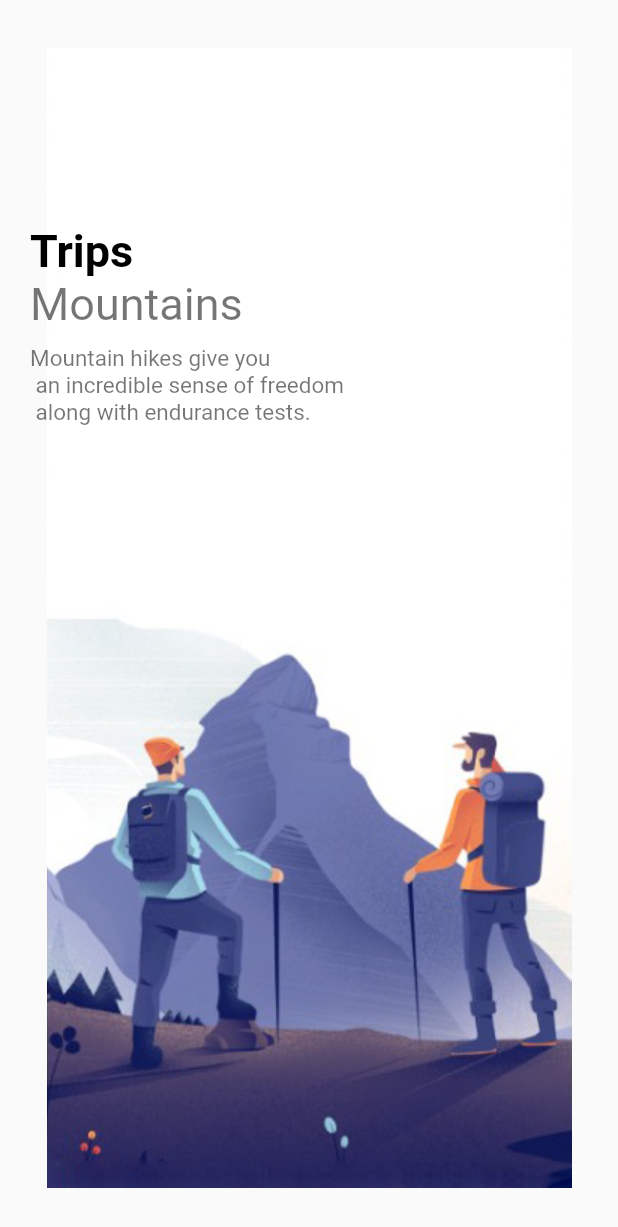
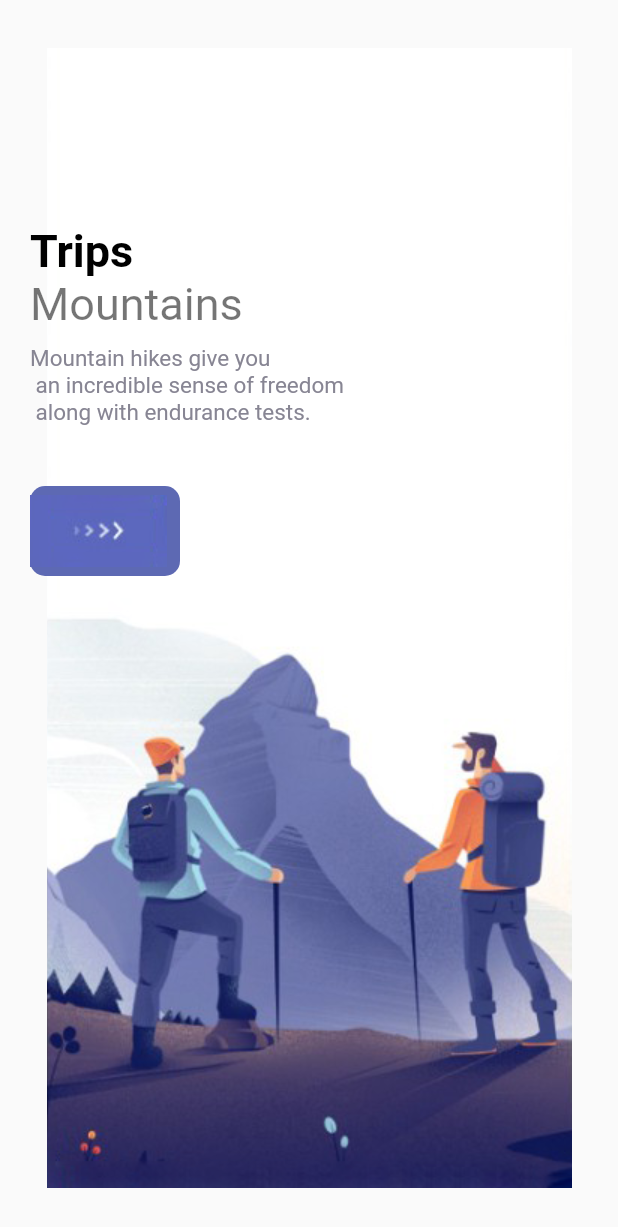
Before and after one commit to picasso653/travel_app, a Flutter app: the screen it shows after launch, on a phone screen of 412 x 824 dp. Shown: the top 1227 px of the screen. Run offline on Flutter 3.47's test engine with Material 2 defaults, Android fonts, the phone set to English and light mode, and no system bars.

Commit message:
didn't do much

```diff
--- a/lib/pages/welcome_screen.dart
+++ b/lib/pages/welcome_screen.dart
@@ -1,6 +1,8 @@
 import 'package:flutter/material.dart';
+import 'package:travle_app/misc/colors.dart';
 import 'package:travle_app/widgets/app_large_text.dart';
 import 'package:travle_app/widgets/app_text.dart';
+import 'package:travle_app/widgets/responsive_button.dart';
 
 class WelcomePage extends StatefulWidget {
   const WelcomePage({super.key});
@@ -40,7 +42,11 @@ class _WelcomePageState extends State<WelcomePage> {
                         AppLargeText(text: "Trips"),
                         AppText(text: "Mountains", size: 30,),
                         const SizedBox(height: 10,),
-                        AppText(text: "Mountain hikes give you \n an incredible sense of freedom \n along with endurance tests.")
+                        AppText(text: "Mountain hikes give you \n an incredible sense of freedom \n along with endurance tests.",
+                        color: AppColors.textColor2,
+                        ),
+                        const SizedBox(height: 40,),
+                        ResponsiveButton(),
                       ],
                     )
                   ],
--- /dev/null
+++ b/lib/widgets/responsive_button.dart
@@ -0,0 +1,27 @@
+import 'package:flutter/material.dart';
+import 'package:flutter/src/widgets/container.dart';
+import 'package:flutter/src/widgets/framework.dart';
+import 'package:travle_app/misc/colors.dart';
+
+class ResponsiveButton extends StatelessWidget {
+  bool isResponsive;
+  double width;
+  ResponsiveButton({super.key, this.isResponsive = false, this.width=100 });
+
+  @override
+  Widget build(BuildContext context) {
+    return Container(
+      width: width,
+      height: 60,
+      decoration: BoxDecoration(
+        borderRadius: BorderRadius.circular(10),
+        color: AppColors.mainColor
+      ),
+      child: Row(
+        children: [
+          Image.asset('img/button-one.png')
+        ],
+      ),
+    );
+  }
+}
```
Also changed, not shown: flutter_01.png (added).
